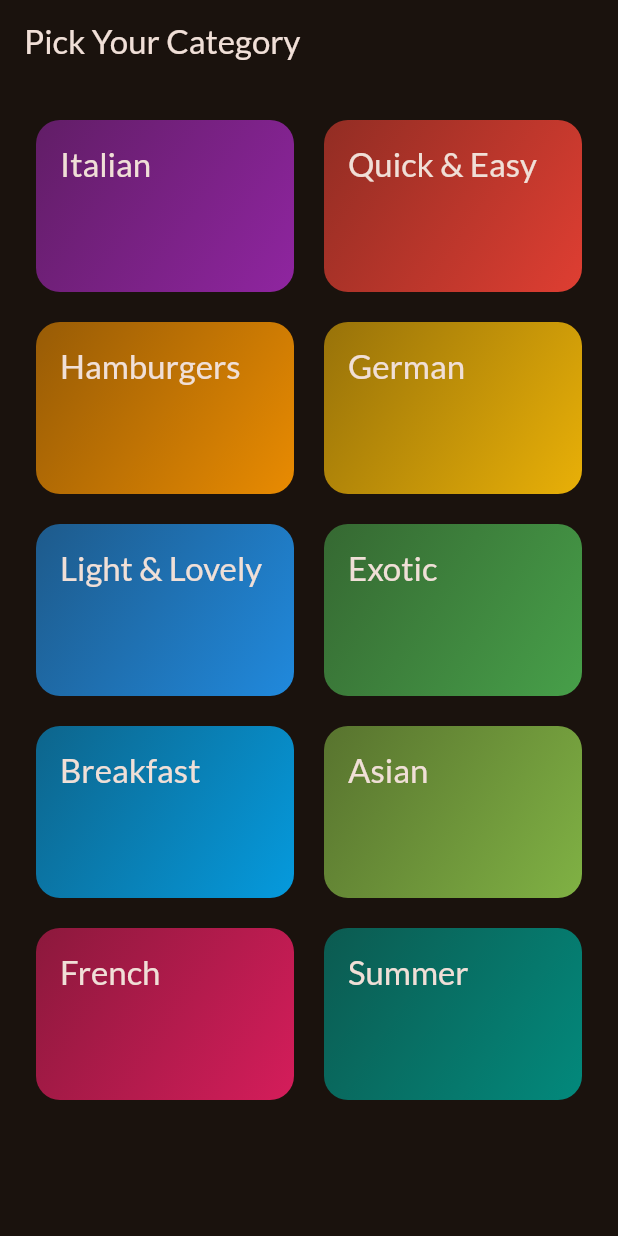
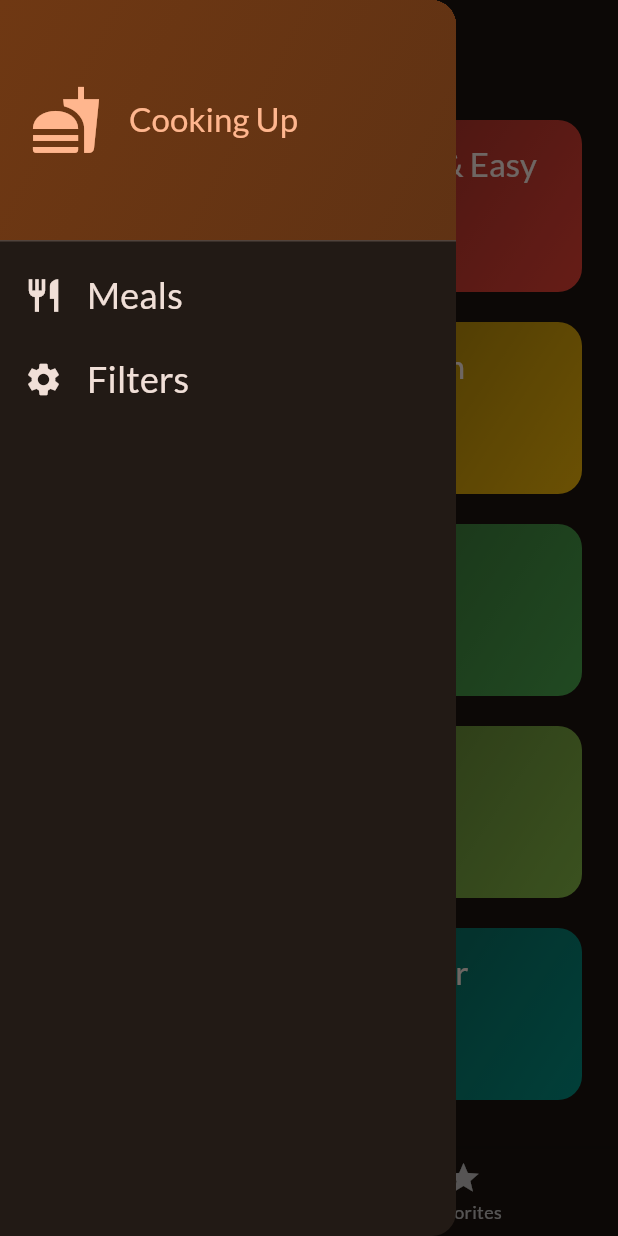
Before and after one commit to Bakez98/Flutter, a Flutter app: the screen it shows after launch, with the side drawer open (before the commit the screen has no drawer), on a phone screen of 412 x 824 dp. Run offline on Flutter 3.47's test engine with Material 2 defaults, Android fonts, the light colour scheme and no system bars; our stand-ins replace google_fonts, transparent_image.

Commit message:
implemnted Tabs , pushing and poping screens mechanism , added filtering option for meels

```diff
--- a/section_8/meals/lib/main.dart
+++ b/section_8/meals/lib/main.dart
@@ -1,8 +1,9 @@
 import 'package:flutter/material.dart';
 // import 'package:meals/data/dummy_data.dart';
-import 'package:meals/screens/categories.dart';
+// import 'package:meals/screens/categories.dart';
 
 import 'package:google_fonts/google_fonts.dart';
+import 'package:meals/screens/tabs.dart';
 
 final theme = ThemeData(
   useMaterial3: true,
@@ -24,7 +25,7 @@ class App extends StatelessWidget {
   Widget build(BuildContext context) {
     return MaterialApp(
       theme: theme,
-      home: const CategoriesScreen(),
+      home: const TabsScreen(),
     );
   }
 }
--- a/section_8/meals/lib/screens/categories.dart
+++ b/section_8/meals/lib/screens/categories.dart
@@ -1,14 +1,22 @@
 import 'package:flutter/material.dart';
 import 'package:meals/data/dummy_data.dart';
+import 'package:meals/models/meal.dart';
 import 'package:meals/screens/meals.dart';
 import 'package:meals/widgets/category_grid_item.dart';
 import 'package:meals/models/category.dart';
 
 class CategoriesScreen extends StatelessWidget {
-  const CategoriesScreen({super.key});
+  const CategoriesScreen({
+    super.key,
+    required this.onToggleFavorite,
+    required this.availableMeals,
+  });
+
+  final void Function(Meal meal) onToggleFavorite;
+  final List<Meal> availableMeals;
 
   void _selectCategory(BuildContext context, Category category) {
-    final filterList = dummyMeals
+    final filterList = availableMeals
         .where(
           (meal) => meal.categories.contains(category.id),
         )
@@ -17,6 +25,7 @@ class CategoriesScreen extends StatelessWidget {
     Navigator.of(context).push(
       MaterialPageRoute(
         builder: (ctx) => MealsScreen(
+          onToggleFavorite: onToggleFavorite,
           title: category.title,
           meals: filterList,
         ),
@@ -26,11 +35,7 @@ class CategoriesScreen extends StatelessWidget {
 
   @override
   Widget build(BuildContext context) {
-    return Scaffold(
-      appBar: AppBar(
-        title: const Text('Pick Your Category'),
-      ),
-      body: GridView(
+    return GridView(
       padding: const EdgeInsets.all(24),
       gridDelegate: const SliverGridDelegateWithFixedCrossAxisCount(
         crossAxisCount: 2,
@@ -50,7 +55,6 @@ class CategoriesScreen extends StatelessWidget {
                 );
               }),
       ],
-      ),
     );
   }
 }
--- /dev/null
+++ b/section_8/meals/lib/screens/tabs.dart
@@ -0,0 +1,124 @@
+import 'package:flutter/material.dart';
+import 'package:meals/data/dummy_data.dart';
+import 'package:meals/models/meal.dart';
+import 'package:meals/screens/categories.dart';
+import 'package:meals/screens/meals.dart';
+import 'package:meals/widgets/main_drawer.dart';
+import 'package:meals/screens/filters.dart';
+
+const kinitialFilters = {
+  Filter.glutenFree: false,
+  Filter.lactorseFree: false,
+  Filter.vegatarian: false,
+  Filter.vegan: false,
+};
+
+class TabsScreen extends StatefulWidget {
+  const TabsScreen({super.key});
+
+  @override
+  State<TabsScreen> createState() {
+    return _TabScreenState();
+  }
+}
+
+class _TabScreenState extends State<TabsScreen> {
+  int _selectedPageIndex = 0;
+  final List<Meal> _favotireMeals = [];
+  Map<Filter, bool> _selectedFilters = kinitialFilters;
+
+  void _showInfoMassege(String massege) {
+    ScaffoldMessenger.of(context).clearSnackBars();
+    ScaffoldMessenger.of(context).showSnackBar(SnackBar(
+      content: Text(
+        massege,
+      ),
+    ));
+  }
+
+  void _toggleMealFavoriteStatus(Meal meal) {
+    final isExisting = _favotireMeals.contains(meal);
+    if (isExisting) {
+      setState(() {
+        _favotireMeals.remove(meal);
+        _showInfoMassege('Removed From Favorites!');
+      });
+    } else {
+      setState(() {
+        _favotireMeals.add(meal);
+        _showInfoMassege('Added to Favorites!');
+      });
+    }
+  }
+
+  void _selectPage(int index) {
+    setState(() {
+      _selectedPageIndex = index;
+    });
+  }
+
+  void _setScreen(String identifier) async {
+    Navigator.of(context).pop();
+    if (identifier == 'filters') {
+      final result = await Navigator.of(context).push<Map<Filter, bool>>(
+        MaterialPageRoute(
+          builder: (ctx) => FiltersSceen(currentFilters: _selectedFilters),
+        ),
+      );
+      setState(() {
+        _selectedFilters = result ?? kinitialFilters;
+      });
+    }
+  }
+
+  @override
+  Widget build(BuildContext context) {
+    final availableMeals = dummyMeals.where((meal) {
+      if (_selectedFilters[Filter.glutenFree]! && !meal.isGlutenFree) {
+        return false;
+      }
+      if (_selectedFilters[Filter.lactorseFree]! && !meal.isLactoseFree) {
+        return false;
+      }
+      if (_selectedFilters[Filter.vegatarian]! && !meal.isVegetarian) {
+        return false;
+      }
+      if (_selectedFilters[Filter.vegan]! && !meal.isVegan) {
+        return false;
+      }
+      return true;
+    }).toList();
+
+    Widget activePage = CategoriesScreen(
+      onToggleFavorite: _toggleMealFavoriteStatus,
+      availableMeals: availableMeals,
+    );
+    var activePageTitle = "Categories";
+
+    if (_selectedPageIndex == 1) {
+      activePage = MealsScreen(
+        meals: _favotireMeals,
+        onToggleFavorite: _toggleMealFavoriteStatus,
+      );
+      activePageTitle = "Your Favorites";
+    }
+    return Scaffold(
+      appBar: AppBar(
+        title: Text(activePageTitle),
+      ),
+      drawer: MainDrawer(
+        onSelectScreen: _setScreen,
+      ),
+      body: activePage,
+      bottomNavigationBar: BottomNavigationBar(
+        onTap: _selectPage,
+        currentIndex: _selectedPageIndex,
+        items: const [
+          BottomNavigationBarItem(
+              icon: Icon(Icons.set_meal), label: 'Categories'),
+          BottomNavigationBarItem(icon: Icon(Icons.star), label: "Favorites"),
+        ],
+      ),
+    );
+  }
+}
--- /dev/null
+++ b/section_8/meals/lib/widgets/main_drawer.dart
@@ -0,0 +1,83 @@
+import 'package:flutter/material.dart';
+
+class MainDrawer extends StatelessWidget {
+  const MainDrawer({super.key, required this.onSelectScreen});
+
+  final void Function(String identifier) onSelectScreen;
+
+  @override
+  Widget build(BuildContext context) {
+    return Drawer(
+      child: Column(
+        children: [
+          DrawerHeader(
+            padding: const EdgeInsets.all(20),
+            decoration: BoxDecoration(
+              gradient: LinearGradient(
+                colors: [
+                  Theme.of(context).colorScheme.primaryContainer,
+                  Theme.of(context)
+                      .colorScheme
+                      .primaryContainer
+                      .withOpacity(0.8),
+                ],
+                begin: Alignment.topLeft,
+                end: Alignment.bottomRight,
+              ),
+            ),
+            child: Row(
+              children: [
+                Icon(
+                  Icons.fastfood,
+                  size: 48,
+                  color: Theme.of(context).colorScheme.primary,
+                ),
+                const SizedBox(width: 18),
+                Text(
+                  "Cooking Up",
+                  style: Theme.of(context).textTheme.titleLarge!.copyWith(
+                        color: Theme.of(context).colorScheme.primary,
+                      ),
+                )
+              ],
+            ),
+          ),
+          ListTile(
+            leading: Icon(
+              Icons.restaurant,
+              size: 26,
+              color: Theme.of(context).colorScheme.onBackground,
+            ),
+            title: Text(
+              'Meals',
+              style: Theme.of(context).textTheme.titleSmall!.copyWith(
+                    color: Theme.of(context).colorScheme.onBackground,
+                    fontSize: 24,
+                  ),
+            ),
+            onTap: () {
+              onSelectScreen('meals');
+            },
+          ),
+          ListTile(
+            leading: Icon(
+              Icons.settings,
+              size: 26,
+              color: Theme.of(context).colorScheme.onBackground,
+            ),
+            title: Text(
+              'Filters',
+              style: Theme.of(context).textTheme.titleSmall!.copyWith(
+                    color: Theme.of(context).colorScheme.onBackground,
+                    fontSize: 24,
+                  ),
+            ),
+            onTap: () {
+              onSelectScreen('filters');
+            },
+          )
+        ],
+      ),
+    );
+  }
+}
```
Also changed, not shown: section_8/meals/lib/screens/filters.dart (added, +163 -0 lines), section_8/meals/lib/screens/meal_details.dart (+60 -4 lines), section_8/meals/lib/screens/meals.dart (+21 -7 lines), 1 other file. Lines whose indentation alone changed are shown as unchanged.
